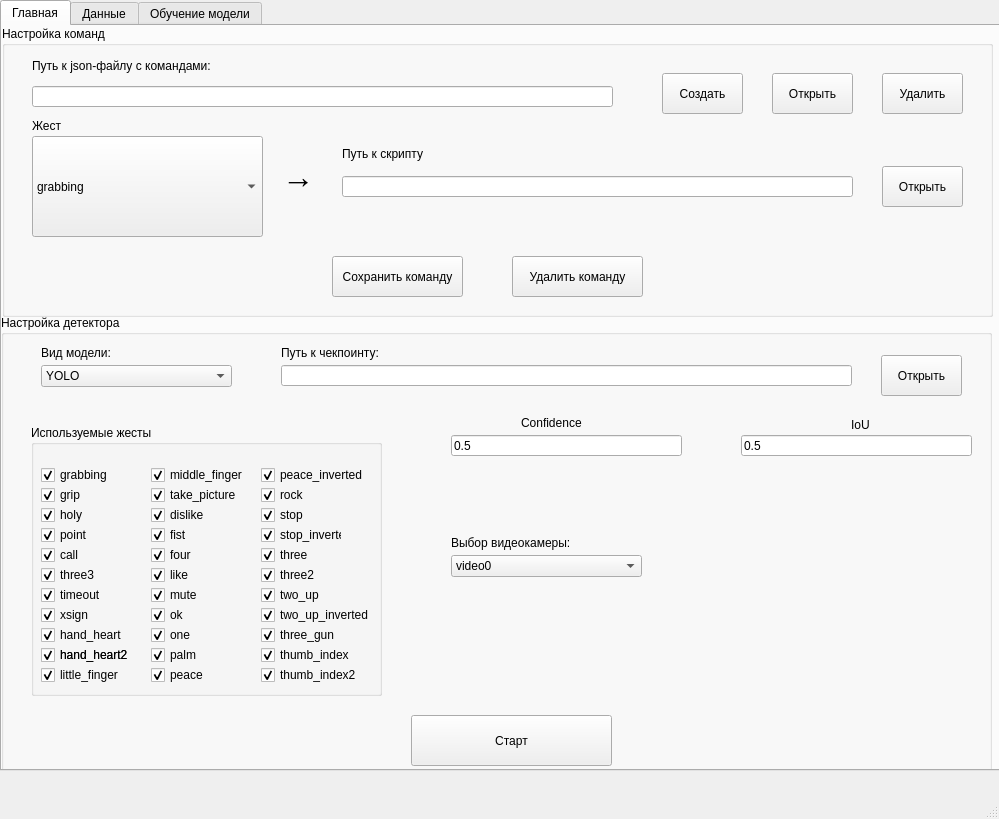
Qt form interface.ui (AlekseiRodionov/motion-computer-control) before a commit.
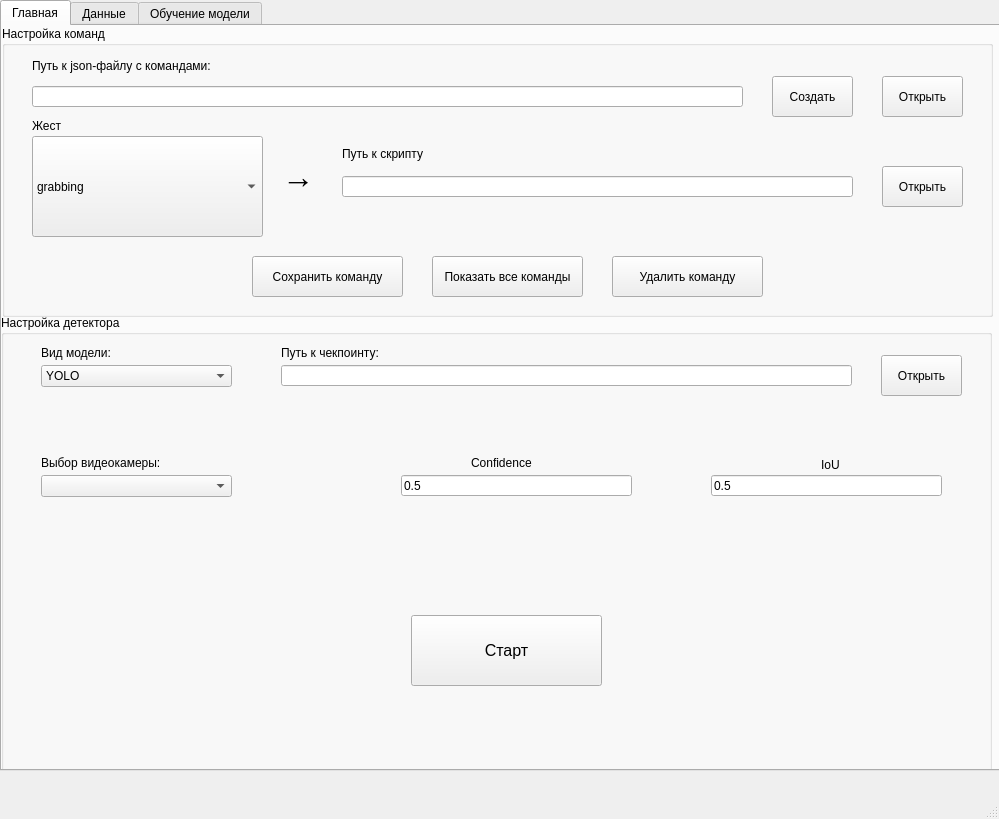
The same form after that commit. The open tabs and pages were chosen to show the change. Icons and pictures are not drawn.

Commit message: Changes have been made to the interface.

Patch:
```diff
--- a/interface.ui
+++ b/interface.ui
@@ -50,7 +50,7 @@
         <rect>
          <x>30</x>
          <y>60</y>
-         <width>581</width>
+         <width>711</width>
          <height>21</height>
         </rect>
        </property>
@@ -74,8 +74,8 @@
       <widget class="QPushButton" name="pushButton">
        <property name="geometry">
         <rect>
-         <x>770</x>
-         <y>47</y>
+         <x>880</x>
+         <y>50</y>
          <width>81</width>
          <height>41</height>
         </rect>
@@ -87,8 +87,8 @@
       <widget class="QPushButton" name="pushButton_2">
        <property name="geometry">
         <rect>
-         <x>660</x>
-         <y>47</y>
+         <x>770</x>
+         <y>50</y>
          <width>81</width>
          <height>41</height>
         </rect>
@@ -110,19 +110,6 @@
         <string>Жест</string>
        </property>
       </widget>
-      <widget class="QPushButton" name="pushButton_3">
-       <property name="geometry">
-        <rect>
-         <x>880</x>
-         <y>47</y>
-         <width>81</width>
-         <height>41</height>
-        </rect>
-       </property>
-       <property name="text">
-        <string>Удалить</string>
-       </property>
-      </widget>
       <widget class="QComboBox" name="comboBox">
        <property name="geometry">
         <rect>
@@ -481,9 +468,9 @@
       <widget class="QPushButton" name="pushButton_5">
        <property name="geometry">
         <rect>
-         <x>330</x>
+         <x>250</x>
          <y>230</y>
-         <width>131</width>
+         <width>151</width>
          <height>41</height>
         </rect>
        </property>
@@ -518,9 +505,9 @@
       <widget class="QPushButton" name="pushButton_19">
        <property name="geometry">
         <rect>
-         <x>510</x>
+         <x>610</x>
          <y>230</y>
-         <width>131</width>
+         <width>151</width>
          <height>41</height>
         </rect>
        </property>
@@ -528,6 +515,19 @@
         <string>Удалить команду</string>
        </property>
       </widget>
+      <widget class="QPushButton" name="pushButton_20">
+       <property name="geometry">
+        <rect>
+         <x>430</x>
+         <y>230</y>
+         <width>151</width>
+         <height>41</height>
+        </rect>
+       </property>
+       <property name="text">
+        <string>Показать все команды</string>
+       </property>
+      </widget>
      </widget>
      <widget class="QGroupBox" name="groupBox_2">
       <property name="geometry">
@@ -616,8 +616,8 @@
       <widget class="QLabel" name="label_7">
        <property name="geometry">
         <rect>
-         <x>520</x>
-         <y>100</y>
+         <x>470</x>
+         <y>140</y>
          <width>71</width>
          <height>16</height>
         </rect>
@@ -629,8 +629,8 @@
       <widget class="QLineEdit" name="lineEdit_4">
        <property name="geometry">
         <rect>
-         <x>450</x>
-         <y>120</y>
+         <x>400</x>
+         <y>160</y>
          <width>231</width>
          <height>21</height>
         </rect>
@@ -642,8 +642,8 @@
       <widget class="QLineEdit" name="lineEdit_5">
        <property name="geometry">
         <rect>
-         <x>740</x>
-         <y>120</y>
+         <x>710</x>
+         <y>160</y>
          <width>231</width>
          <height>21</height>
         </rect>
@@ -655,8 +655,8 @@
       <widget class="QLabel" name="label_8">
        <property name="geometry">
         <rect>
-         <x>850</x>
-         <y>100</y>
+         <x>820</x>
+         <y>140</y>
          <width>31</width>
          <height>20</height>
         </rect>
@@ -665,580 +665,21 @@
         <string>IoU</string>
        </property>
       </widget>
-      <widget class="QGroupBox" name="groupBox_3">
-       <property name="geometry">
-        <rect>
-         <x>30</x>
-         <y>110</y>
-         <width>351</width>
-         <height>271</height>
-        </rect>
-       </property>
-       <property name="title">
-        <string>Используемые жесты</string>
-       </property>
-       <widget class="QCheckBox" name="checkBox">
-        <property name="geometry">
-         <rect>
-          <x>10</x>
-          <y>40</y>
-          <width>81</width>
-          <height>20</height>
-         </rect>
-        </property>
-        <property name="text">
-         <string>grabbing</string>
-        </property>
-        <property name="checked">
-         <bool>true</bool>
-        </property>
-       </widget>
-       <widget class="QCheckBox" name="checkBox_2">
-        <property name="geometry">
-         <rect>
-          <x>10</x>
-          <y>60</y>
-          <width>81</width>
-          <height>20</height>
-         </rect>
-        </property>
-        <property name="text">
-         <string>grip</string>
-        </property>
-        <property name="checked">
-         <bool>true</bool>
-        </property>
-       </widget>
-       <widget class="QCheckBox" name="checkBox_3">
-        <property name="geometry">
-         <rect>
-          <x>10</x>
-          <y>80</y>
-          <width>81</width>
-          <height>20</height>
-         </rect>
-        </property>
-        <property name="text">
-         <string>holy</string>
-        </property>
-        <property name="checked">
-         <bool>true</bool>
-        </property>
-       </widget>
-       <widget class="QCheckBox" name="checkBox_4">
-        <property name="geometry">
-         <rect>
-          <x>10</x>
-          <y>100</y>
-          <width>81</width>
-          <height>20</height>
-         </rect>
-        </property>
-        <property name="text">
-         <string>point</string>
-        </property>
-        <property name="checked">
-         <bool>true</bool>
-        </property>
-       </widget>
-       <widget class="QCheckBox" name="checkBox_5">
-        <property name="geometry">
-         <rect>
-          <x>10</x>
-          <y>120</y>
-          <width>81</width>
-          <height>20</height>
-         </rect>
-        </property>
-        <property name="text">
-         <string>call</string>
-        </property>
-        <property name="checked">
-         <bool>true</bool>
-        </property>
-       </widget>
-       <widget class="QCheckBox" name="checkBox_10">
-        <property name="geometry">
-         <rect>
-          <x>10</x>
-          <y>220</y>
-          <width>101</width>
-          <height>20</height>
-         </rect>
-        </property>
-        <property name="text">
-         <string>hand_heart2</string>
-        </property>
-       </widget>
-       <widget class="QCheckBox" name="checkBox_11">
-        <property name="geometry">
-         <rect>
-          <x>10</x>
-          <y>140</y>
-          <width>81</width>
-          <height>20</height>
-         </rect>
-        </property>
-        <property name="text">
-         <string>three3</string>
-        </property>
-        <property name="checked">
-         <bool>true</bool>
-        </property>
-       </widget>
-       <widget class="QCheckBox" name="checkBox_12">
-        <property name="geometry">
-         <rect>
-          <x>10</x>
-          <y>200</y>
-          <width>91</width>
-          <height>20</height>
-         </rect>
-        </property>
-        <property name="text">
-         <string>hand_heart</string>
-        </property>
-        <property name="checked">
-         <bool>true</bool>
-        </property>
-       </widget>
-       <widget class="QCheckBox" name="checkBox_13">
-        <property name="geometry">
-         <rect>
-          <x>10</x>
-          <y>180</y>
-          <width>81</width>
-          <height>20</height>
-         </rect>
-        </property>
-        <property name="text">
-         <string>xsign</string>
-        </property>
-        <property name="checked">
-         <bool>true</bool>
-        </property>
-       </widget>
-       <widget class="QCheckBox" name="checkBox_14">
-        <property name="geometry">
-         <rect>
-          <x>10</x>
-          <y>160</y>
-          <width>81</width>
-          <height>20</height>
-         </rect>
-        </property>
-        <property name="text">
-         <string>timeout</string>
-        </property>
-        <property name="checked">
-         <bool>true</bool>
-        </property>
-       </widget>
-       <widget class="QCheckBox" name="checkBox_15">
-        <property name="geometry">
-         <rect>
-          <x>10</x>
-          <y>220</y>
-          <width>101</width>
-          <height>20</height>
-         </rect>
-        </property>
-        <property name="text">
-         <string>hand_heart2</string>
-        </property>
-        <property name="checked">
-         <bool>true</bool>
-        </property>
-       </widget>
-       <widget class="QCheckBox" name="checkBox_16">
-        <property name="geometry">
-         <rect>
-          <x>120</x>
-          <y>120</y>
-          <width>81</width>
-          <height>20</height>
-         </rect>
-        </property>
-        <property name="text">
-         <string>four</string>
-        </property>
-        <property name="checked">
-         <bool>true</bool>
-        </property>
-       </widget>
-       <widget class="QCheckBox" name="checkBox_17">
-        <property name="geometry">
-         <rect>
-          <x>120</x>
-          <y>80</y>
-          <width>81</width>
-          <height>20</height>
-         </rect>
-        </property>
-        <property name="text">
-         <string>dislike</string>
-        </property>
-        <property name="checked">
-         <bool>true</bool>
-        </property>
-       </widget>
-       <widget class="QCheckBox" name="checkBox_18">
-        <property name="geometry">
-         <rect>
-          <x>120</x>
-          <y>40</y>
-          <width>101</width>
-          <height>20</height>
-         </rect>
-        </property>
-        <property name="text">
-         <string>middle_finger</string>
-        </property>
-        <property name="checked">
-         <bool>true</bool>
-        </property>
-       </widget>
-       <widget class="QCheckBox" name="checkBox_19">
-        <property name="geometry">
-         <rect>
-          <x>120</x>
-          <y>60</y>
-          <width>101</width>
-          <height>20</height>
-         </rect>
-        </property>
-        <property name="text">
-         <string>take_picture</string>
-        </property>
-        <property name="checked">
-         <bool>true</bool>
-        </property>
-       </widget>
-       <widget class="QCheckBox" name="checkBox_20">
-        <property name="geometry">
-         <rect>
-          <x>120</x>
-          <y>140</y>
-          <width>81</width>
-          <height>20</height>
-         </rect>
-        </property>
-        <property name="text">
-         <string>like</string>
-        </property>
-        <property name="checked">
-         <bool>true</bool>
-        </property>
-       </widget>
-       <widget class="QCheckBox" name="checkBox_21">
-        <property name="geometry">
-         <rect>
-          <x>120</x>
-          <y>180</y>
-          <width>81</width>
-          <height>20</height>
-         </rect>
-        </property>
-        <property name="text">
-         <string>ok</string>
-        </property>
-        <property name="checked">
-         <bool>true</bool>
-        </property>
-       </widget>
-       <widget class="QCheckBox" name="checkBox_22">
-        <property name="geometry">
-         <rect>
-          <x>120</x>
-          <y>200</y>
-          <width>81</width>
-          <height>20</height>
-         </rect>
-        </property>
-        <property name="text">
-         <string>one</string>
-        </property>
-        <property name="checked">
-         <bool>true</bool>
-        </property>
-       </widget>
-       <widget class="QCheckBox" name="checkBox_23">
-        <property name="geometry">
-         <rect>
-          <x>120</x>
-          <y>220</y>
-          <width>101</width>
-          <height>20</height>
-         </rect>
-        </property>
-        <property name="text">
-         <string>palm</string>
-        </property>
-        <property name="checked">
-         <bool>true</bool>
-        </property>
-       </widget>
-       <widget class="QCheckBox" name="checkBox_24">
-        <property name="geometry">
-         <rect>
-          <x>120</x>
-          <y>100</y>
-          <width>81</width>
-          <height>20</height>
-         </rect>
-        </property>
-        <property name="text">
-         <string>fist</string>
-        </property>
-        <property name="checked">
-         <bool>true</bool>
-        </property>
-       </widget>
-       <widget class="QCheckBox" name="checkBox_25">
-        <property name="geometry">
-         <rect>
-          <x>120</x>
-          <y>160</y>
-          <width>81</width>
-          <height>20</height>
-         </rect>
-        </property>
-        <property name="text">
-         <string>mute</string>
-        </property>
-        <property name="checked">
-         <bool>true</bool>
-        </property>
-       </widget>
-       <widget class="QCheckBox" name="checkBox_26">
-        <property name="geometry">
-         <rect>
-          <x>230</x>
-          <y>160</y>
-          <width>81</width>
-          <height>20</height>
-         </rect>
-        </property>
-        <property name="text">
-         <string>two_up</string>
-        </property>
-        <property name="checked">
-         <bool>true</bool>
-        </property>
-       </widget>
-       <widget class="QCheckBox" name="checkBox_27">
-        <property name="geometry">
-         <rect>
-          <x>230</x>
-          <y>60</y>
-          <width>81</width>
-          <height>20</height>
-         </rect>
-        </property>
-        <property name="text">
-         <string>rock</string>
-        </property>
-        <property name="checked">
-         <bool>true</bool>
-        </property>
-       </widget>
-       <widget class="QCheckBox" name="checkBox_28">
-        <property name="geometry">
-         <rect>
-          <x>230</x>
-          <y>180</y>
-          <width>121</width>
-          <height>20</height>
-         </rect>
-        </property>
-        <property name="text">
-         <string>two_up_inverted</string>
-        </property>
-        <property name="checked">
-         <bool>true</bool>
-        </property>
-       </widget>
-       <widget class="QCheckBox" name="checkBox_29">
-        <property name="geometry">
-         <rect>
-          <x>230</x>
-          <y>40</y>
-          <width>121</width>
-          <height>20</height>
-         </rect>
-        </property>
-        <property name="text">
-         <string>peace_inverted</string>
-        </property>
-        <property name="checked">
-         <bool>true</bool>
-        </property>
-       </widget>
-       <widget class="QCheckBox" name="checkBox_30">
-        <property name="geometry">
-         <rect>
-          <x>230</x>
-          <y>120</y>
-          <width>81</width>
-          <height>20</height>
-         </rect>
-        </property>
-        <property name="text">
-         <string>three</string>
-        </property>
-        <property name="checked">
-         <bool>true</bool>
-        </property>
-       </widget>
-       <widget class="QCheckBox" name="checkBox_31">
-        <property name="geometry">
-         <rect>
-          <x>230</x>
-          <y>200</y>
-          <width>101</width>
-          <height>20</height>
-         </rect>
-        </property>
-        <property name="text">
-         <string>three_gun</string>
-        </property>
-        <property name="checked">
-         <bool>true</bool>
-        </property>
-       </widget>
-       <widget class="QCheckBox" name="checkBox_32">
-        <property name="geometry">
-         <rect>
-          <x>230</x>
-          <y>80</y>
-          <width>81</width>
-          <height>20</height>
-         </rect>
-        </property>
-        <property name="text">
-         <string>stop</string>
-        </property>
-        <property name="checked">
-         <bool>true</bool>
-        </property>
-       </widget>
-       <widget class="QCheckBox" name="checkBox_33">
-        <property name="geometry">
-         <rect>
-          <x>230</x>
-          <y>220</y>
-          <width>101</width>
-          <height>20</height>
-         </rect>
-        </property>
-        <property name="text">
-         <string>thumb_index</string>
-        </property>
-        <property name="checked">
-         <bool>true</bool>
-        </property>
-       </widget>
-       <widget class="QCheckBox" name="checkBox_34">
-        <property name="geometry">
-         <rect>
-          <x>230</x>
-          <y>140</y>
-          <width>81</width>
-          <height>20</height>
-         </rect>
-        </property>
-        <property name="text">
-         <string>three2</string>
-        </property>
-        <property name="checked">
-         <bool>true</bool>
-        </property>
-       </widget>
-       <widget class="QCheckBox" name="checkBox_35">
-        <property name="geometry">
-         <rect>
-          <x>230</x>
-          <y>100</y>
-          <width>81</width>
-          <height>20</height>
-         </rect>
-        </property>
-        <property name="text">
-         <string>stop_inverted</string>
-        </property>
-        <property name="checked">
-         <bool>true</bool>
-        </property>
-       </widget>
-       <widget class="QCheckBox" name="checkBox_36">
-        <property name="geometry">
-         <rect>
-          <x>10</x>
-          <y>240</y>
-          <width>101</width>
-          <height>20</height>
-         </rect>
-        </property>
-        <property name="text">
-         <string>little_finger</string>
-        </property>
-        <property name="checked">
-         <bool>true</bool>
-        </property>
-       </widget>
-       <widget class="QCheckBox" name="checkBox_37">
-        <property name="geometry">
-         <rect>
-          <x>230</x>
-          <y>240</y>
-          <width>101</width>
-          <height>20</height>
-         </rect>
-        </property>
-        <property name="text">
-         <string>thumb_index2</string>
-        </property>
-        <property name="checked">
-         <bool>true</bool>
-        </property>
-       </widget>
-       <widget class="QCheckBox" name="checkBox_38">
-        <property name="geometry">
-         <rect>
-          <x>120</x>
-          <y>240</y>
-          <width>101</width>
-          <height>20</height>
-         </rect>
-        </property>
-        <property name="text">
-         <string>peace</string>
-        </property>
-        <property name="checked">
-         <bool>true</bool>
-        </property>
-       </widget>
-      </widget>
       <widget class="QComboBox" name="comboBox_3">
        <property name="geometry">
         <rect>
-         <x>450</x>
-         <y>240</y>
+         <x>40</x>
+         <y>160</y>
          <width>191</width>
          <height>22</height>
         </rect>
        </property>
-       <item>
-        <property name="text">
-         <string>video0</string>
-        </property>
-       </item>
       </widget>
       <widget class="QLabel" name="label_6">
        <property name="geometry">
         <rect>
-         <x>450</x>
-         <y>220</y>
+         <x>40</x>
+         <y>140</y>
          <width>231</width>
          <height>16</height>
         </rect>
@@ -1251,11 +692,16 @@
        <property name="geometry">
         <rect>
          <x>410</x>
-         <y>400</y>
-         <width>201</width>
-         <height>51</height>
+         <y>300</y>
+         <width>191</width>
+         <height>71</height>
         </rect>
        </property>
+       <property name="font">
+        <font>
+         <pointsize>12</pointsize>
+        </font>
+       </property>
        <property name="text">
         <string>Старт</string>
        </property>
```
Left out of the diff: 538 changed lines with no effect on the pictures. The commit also changes 1 other file.
